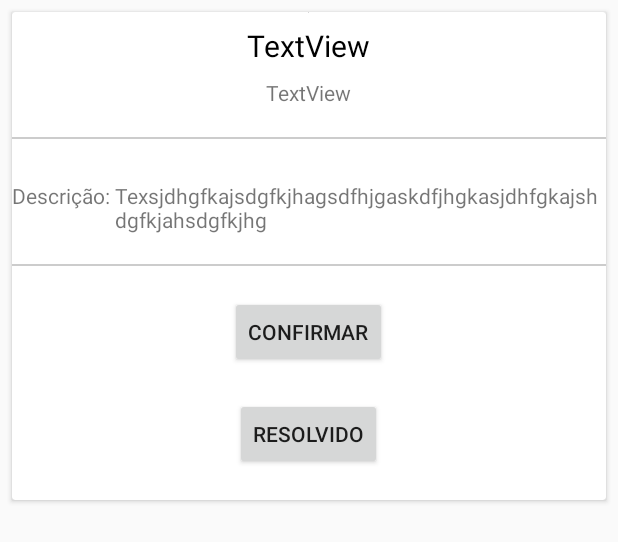
After one commit to Reddstar/SunRec, an Android app: the layout alert_detail.xml on its own in the app's theme, with its tools: preview values and no code run, on a phone screen of 412 x 824 dp. The commit adds this screen. Shown: the top 542 px of the screen. Run offline under Robolectric (Android 15) with nearby library versions, the phone set to English and light mode, and no system bars.

Commit message:
i do'nt know

```diff
--- a/app/src/main/AndroidManifest.xml
+++ b/app/src/main/AndroidManifest.xml
@@ -26,7 +26,6 @@
             android:theme="@style/AppTheme" />
         <meta-data android:name="com.google.android.geo.API_KEY" android:value="AIzaSyBwaW33IpmSPIxyklOqAMa3YSkIeVnUtg0"/>
     </application>
-
+    <uses-permission android:name="android.permission.INTERNET" />
     <uses-permission android:name="android.permission.ACCESS_FINE_LOCATION"/>
-
 </manifest>
--- /dev/null
+++ b/app/src/main/res/layout/alert_detail.xml
@@ -0,0 +1,103 @@
+<?xml version="1.0" encoding="utf-8"?>
+<LinearLayout xmlns:android="http://schemas.android.com/apk/res/android"
+    xmlns:app="http://schemas.android.com/apk/res-auto"
+    xmlns:tools="http://schemas.android.com/tools"
+    android:layout_width="match_parent" android:layout_height="match_parent">
+
+    <android.support.v7.widget.CardView
+        android:layout_width="match_parent"
+        android:layout_height="wrap_content"
+        android:layout_margin="8dp"
+         >
+        <RelativeLayout
+            android:layout_width="match_parent"
+            android:layout_height="match_parent"
+            android:orientation="vertical"
+            >
+
+            <ImageView
+            android:id="@+id/imageView"
+            android:layout_width="wrap_content"
+            android:layout_height="wrap_content"
+            android:adjustViewBounds="false"
+            tools:srcCompat="@tools:sample/avatars"
+            android:layout_centerHorizontal="true"
+                />
+            <TextView
+                android:id="@+id/textView"
+                android:layout_width="wrap_content"
+                android:layout_height="wrap_content"
+                android:text="TextView"
+                android:layout_below="@id/imageView"
+                android:paddingTop="8dp"
+                android:layout_centerHorizontal="true"
+                android:textColor="@color/colorBlack"
+                android:textSize="20dp"/>
+
+            <TextView
+                android:id="@+id/dias"
+                android:layout_width="wrap_content"
+                android:layout_height="wrap_content"
+                android:text="TextView"
+                android:layout_below="@id/textView"
+                android:paddingTop="8dp"
+                android:layout_centerHorizontal="true"
+                android:layout_marginBottom="20dp"/>
+
+            <View
+                android:id="@+id/view"
+                android:layout_width="fill_parent"
+                android:layout_height="1dp"
+                android:background="#CCC"
+                android:layout_below="@id/dias"
+                android:layout_marginBottom="20dp"/>
+
+            <TextView
+                android:id="@+id/descricaoLabel"
+                android:layout_width="wrap_content"
+                android:layout_height="wrap_content"
+                android:text="Descrição: "
+                android:layout_below="@id/view"
+                android:paddingTop="8dp"
+                android:layout_centerHorizontal="false"/>
+
+            <TextView
+                android:id="@+id/descricao"
+                android:layout_width="wrap_content"
+                android:layout_height="wrap_content"
+                android:text="Texsjdhgfkajsdgfkjhagsdfhjgaskdfjhgkasjdhfgkajshdgfkjahsdgfkjhg"
+                android:layout_below="@id/view"
+                android:layout_toRightOf="@id/descricaoLabel"
+                android:paddingTop="8dp"
+                android:layout_centerHorizontal="true"
+                android:layout_marginBottom="20dp"/>
+
+            <View
+                android:id="@+id/view2"
+                android:layout_width="fill_parent"
+                android:layout_height="1dp"
+                android:background="#CCC"
+                android:layout_below="@id/descricao"
+                android:layout_marginBottom="20dp"/>
+
+            <Button
+                android:id="@+id/confirmar"
+                android:layout_width="wrap_content"
+                android:layout_height="wrap_content"
+                android:text="Confirmar"
+                android:layout_centerHorizontal="true"
+                android:layout_below="@id/view2"
+                android:layout_marginBottom="20dp"/>
+            <Button
+                android:id="@+id/resolvido"
+                android:layout_width="wrap_content"
+                android:layout_height="wrap_content"
+                android:text="Resolvido"
+                android:layout_centerHorizontal="true"
+                android:layout_below="@id/confirmar"
+                android:layout_marginBottom="20dp"/>
+
+
+        </RelativeLayout>
+    </android.support.v7.widget.CardView>
+</LinearLayout>
```
Also changed, not shown: app/src/main/java/sunrec/com/sunrec/view/MapsActivity.java (indentation only).
